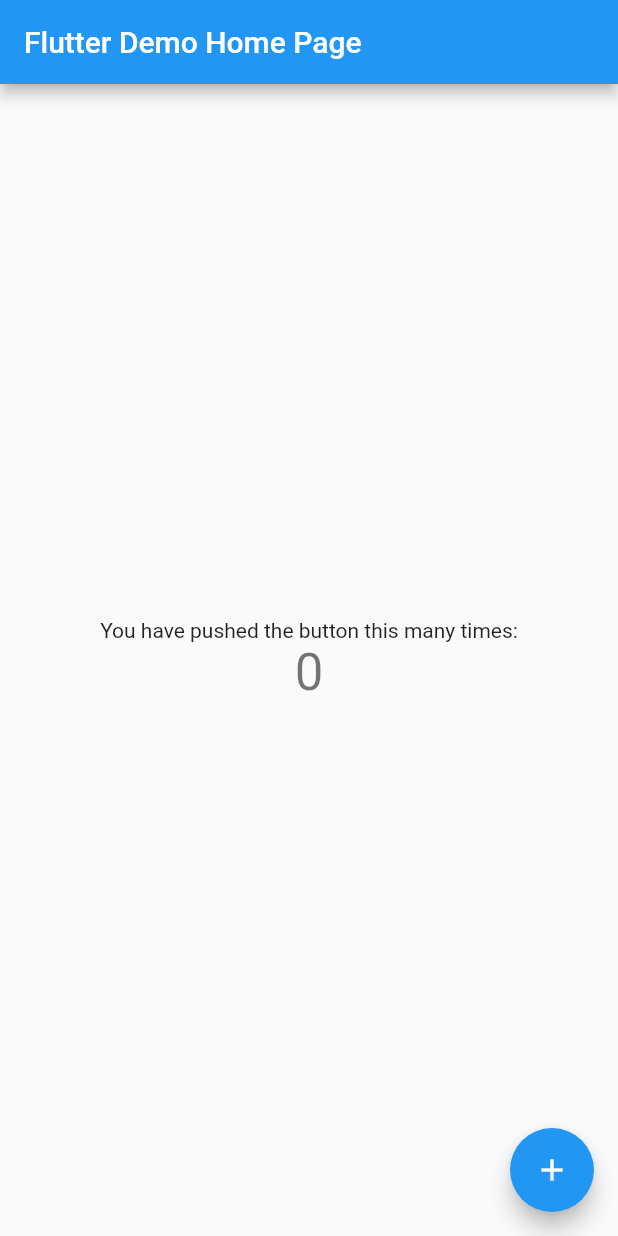
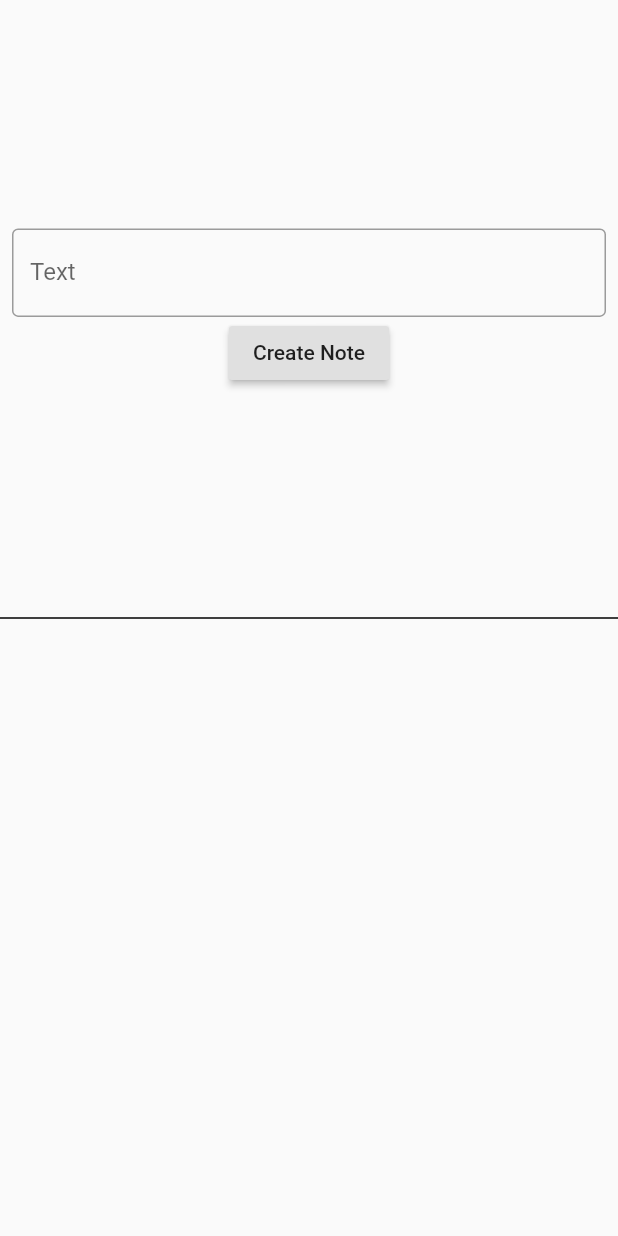
Before and after one commit to omartinma/flutter_testing, a Flutter app: the screen it shows after launch, on a phone screen of 412 x 824 dp. Run offline on Flutter 3.47's test engine with Material 2 defaults, Android fonts, the phone set to English and light mode, and no system bars.

Commit message:
Create app structure

```diff
--- /dev/null
+++ b/lib/core/blocs/notes_bloc.dart
@@ -0,0 +1,34 @@
+import 'package:flutter/material.dart';
+import 'package:flutter_testing/core/models/note.dart';
+
+class NotesBloc extends ChangeNotifier {
+  List<Note> _notes;
+  List<Note> get notes => _notes;
+
+  bool shouldDisplayError = false;
+
+  TextEditingController textNoteController = TextEditingController();
+
+  NotesBloc() {
+    _notes = List<Note>();
+  }
+
+  addNote() {
+    final note = Note(
+      text: textNoteController.text,
+    );
+    bool isValidNote = checkValidNote();
+    if (isValidNote) {
+      _notes.add(note);
+      textNoteController.clear();
+    } else {
+      shouldDisplayError = true;
+    }
+    notifyListeners();
+  }
+
+  checkValidNote() {
+    //Whatever business logic
+    return false;
+  }
+}
--- /dev/null
+++ b/lib/core/models/note.dart
@@ -0,0 +1,47 @@
+import 'dart:convert';
+
+class Note {
+  String text;
+  Note({
+    this.text,
+  });
+
+  Note copyWith({
+    String text,
+  }) {
+    return Note(
+      text: text ?? this.text,
+    );
+  }
+
+  Map<String, dynamic> toMap() {
+    return {
+      'text': text,
+    };
+  }
+
+  factory Note.fromMap(Map<String, dynamic> map) {
+    if (map == null) return null;
+
+    return Note(
+      text: map['text'],
+    );
+  }
+
+  String toJson() => json.encode(toMap());
+
+  factory Note.fromJson(String source) => Note.fromMap(json.decode(source));
+
+  @override
+  String toString() => 'Note(text: $text)';
+
+  @override
+  bool operator ==(Object o) {
+    if (identical(this, o)) return true;
+
+    return o is Note && o.text == text;
+  }
+
+  @override
+  int get hashCode => text.hashCode;
+}
--- a/lib/main.dart
+++ b/lib/main.dart
@@ -1,4 +1,8 @@
 import 'package:flutter/material.dart';
+import 'package:flutter_testing/ui/home_page.dart';
+import 'package:provider/provider.dart';
+
+import 'core/blocs/notes_bloc.dart';
 
 void main() {
   runApp(MyApp());
@@ -8,110 +12,16 @@ class MyApp extends StatelessWidget {
   // This widget is the root of your application.
   @override
   Widget build(BuildContext context) {
-    return MaterialApp(
-      title: 'Flutter Demo',
-      theme: ThemeData(
-        // This is the theme of your application.
-        //
-        // Try running your application with "flutter run". You'll see the
-        // application has a blue toolbar. Then, without quitting the app, try
-        // changing the primarySwatch below to Colors.green and then invoke
-        // "hot reload" (press "r" in the console where you ran "flutter run",
-        // or simply save your changes to "hot reload" in a Flutter IDE).
-        // Notice that the counter didn't reset back to zero; the application
-        // is not restarted.
-        primarySwatch: Colors.blue,
-        // This makes the visual density adapt to the platform that you run
-        // the app on. For desktop platforms, the controls will be smaller and
-        // closer together (more dense) than on mobile platforms.
-        visualDensity: VisualDensity.adaptivePlatformDensity,
+    return MultiProvider(
+      providers: [
+        ChangeNotifierProvider(create: (_) => NotesBloc()),
+      ],
+      child: MaterialApp(
+        debugShowCheckedModeBanner: false,
+        title: 'Flutter Demo',
+        theme: ThemeData(),
+        home: HomePage(),
       ),
-      home: MyHomePage(title: 'Flutter Demo Home Page'),
     );
   }
 }
-
-class MyHomePage extends StatefulWidget {
-  MyHomePage({Key key, this.title}) : super(key: key);
-
-  // This widget is the home page of your application. It is stateful, meaning
-  // that it has a State object (defined below) that contains fields that affect
-  // how it looks.
-
-  // This class is the configuration for the state. It holds the values (in this
-  // case the title) provided by the parent (in this case the App widget) and
-  // used by the build method of the State. Fields in a Widget subclass are
-  // always marked "final".
-
-  final String title;
-
-  @override
-  _MyHomePageState createState() => _MyHomePageState();
-}
-
-class _MyHomePageState extends State<MyHomePage> {
-  int _counter = 0;
-
-  void _incrementCounter() {
-    setState(() {
-      // This call to setState tells the Flutter framework that something has
-      // changed in this State, which causes it to rerun the build method below
-      // so that the display can reflect the updated values. If we changed
-      // _counter without calling setState(), then the build method would not be
-      // called again, and so nothing would appear to happen.
-      _counter++;
-    });
-  }
-
-  @override
-  Widget build(BuildContext context) {
-    // This method is rerun every time setState is called, for instance as done
-    // by the _incrementCounter method above.
-    //
-    // The Flutter framework has been optimized to make rerunning build methods
-    // fast, so that you can just rebuild anything that needs updating rather
-    // than having to individually change instances of widgets.
-    return Scaffold(
-      appBar: AppBar(
-        // Here we take the value from the MyHomePage object that was created by
-        // the App.build method, and use it to set our appbar title.
-        title: Text(widget.title),
-      ),
-      body: Center(
-        // Center is a layout widget. It takes a single child and positions it
-        // in the middle of the parent.
-        child: Column(
-          // Column is also a layout widget. It takes a list of children and
-          // arranges them vertically. By default, it sizes itself to fit its
-          // children horizontally, and tries to be as tall as its parent.
-          //
-          // Invoke "debug painting" (press "p" in the console, choose the
-          // "Toggle Debug Paint" action from the Flutter Inspector in Android
-          // Studio, or the "Toggle Debug Paint" command in Visual Studio Code)
-          // to see the wireframe for each widget.
-          //
-          // Column has various properties to control how it sizes itself and
-          // how it positions its children. Here we use mainAxisAlignment to
-          // center the children vertically; the main axis here is the vertical
-          // axis because Columns are vertical (the cross axis would be
-          // horizontal).
-          mainAxisAlignment: MainAxisAlignment.center,
-          children: <Widget>[
-            Text(
-              'You have pushed the button this many times:',
-            ),
-            Text(
-              '$_counter',
-              style: Theme.of(context).textTheme.headline4,
-            ),
-          ],
-        ),
-      ),
-      floatingActionButton: FloatingActionButton(
-        onPressed: _incrementCounter,
-        tooltip: 'Increment',
-        child: Icon(Icons.add),
-      ), // This trailing comma makes auto-formatting nicer for build methods.
-    );
-  }
-}
--- /dev/null
+++ b/lib/ui/home_page.dart
@@ -0,0 +1,25 @@
+import 'package:flutter/material.dart';
+import 'package:flutter_testing/ui/notes/create/note_form.dart';
+import 'package:flutter_testing/ui/notes/list/note_list.dart';
+
+class HomePage extends StatelessWidget {
+  const HomePage({Key key}) : super(key: key);
+
+  @override
+  Widget build(BuildContext context) {
+    return Scaffold(
+      body: SafeArea(
+        child: Column(
+          children: [
+            Expanded(child: NoteForm()),
+            Container(
+              color: Colors.black,
+              height: 1,
+            ),
+            Expanded(child: NoteList()),
+          ],
+        ),
+      ),
+    );
+  }
+}
--- /dev/null
+++ b/lib/ui/notes/create/note_form.dart
@@ -0,0 +1,40 @@
+import 'package:flutter/material.dart';
+import 'package:flutter_testing/core/blocs/notes_bloc.dart';
+import 'package:provider/provider.dart';
+
+class NoteForm extends StatelessWidget {
+  const NoteForm({Key key}) : super(key: key);
+
+  @override
+  Widget build(BuildContext context) {
+    final controller = Provider.of<NotesBloc>(context);
+    WidgetsBinding.instance.addPostFrameCallback((_) {
+      if (controller.shouldDisplayError) {
+        final snackBar = SnackBar(content: Text('Error adding note'));
+        Scaffold.of(context).showSnackBar(snackBar);
+        controller.shouldDisplayError = false;
+      }
+    });
+    return Padding(
+      padding: const EdgeInsets.all(8.0),
+      child: Column(
+        mainAxisAlignment: MainAxisAlignment.center,
+        children: [
+          TextField(
+            decoration: InputDecoration(
+              border: OutlineInputBorder(),
+              labelText: 'Text',
+            ),
+            controller: controller.textNoteController,
+          ),
+          RaisedButton(
+            child: Text("Create Note"),
+            onPressed: () {
+              Provider.of<NotesBloc>(context, listen: false).addNote();
+            },
+          ),
+        ],
+      ),
+    );
+  }
+}
--- /dev/null
+++ b/lib/ui/notes/list/note_list.dart
@@ -0,0 +1,21 @@
+import 'package:flutter/material.dart';
+import 'package:flutter_testing/core/blocs/notes_bloc.dart';
+import 'package:provider/provider.dart';
+
+class NoteList extends StatelessWidget {
+  const NoteList({Key key}) : super(key: key);
+
+  @override
+  Widget build(BuildContext context) {
+    final bloc = Provider.of<NotesBloc>(context);
+
+    return Container(
+      child: ListView.builder(
+        itemCount: bloc.notes.length,
+        itemBuilder: (context, index) => ListTile(
+          title: Text(bloc.notes[index].text),
+        ),
+      ),
+    );
+  }
+}
--- a/pubspec.yaml
+++ b/pubspec.yaml
@@ -23,6 +23,8 @@ environment:
 dependencies:
   flutter:
     sdk: flutter
+  provider: ^4.3.2+3
+  get_it: ^5.0.3
 
 
   # The following adds the Cupertino Icons font to your application.
```
Also changed, not shown: pubspec.lock.
